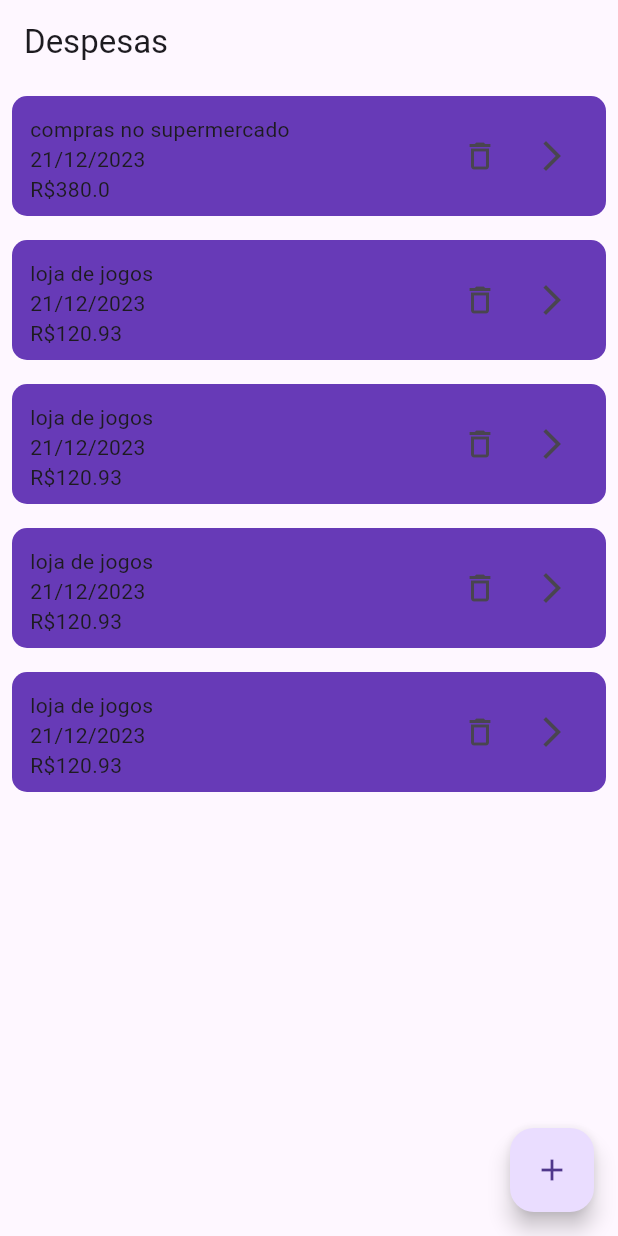
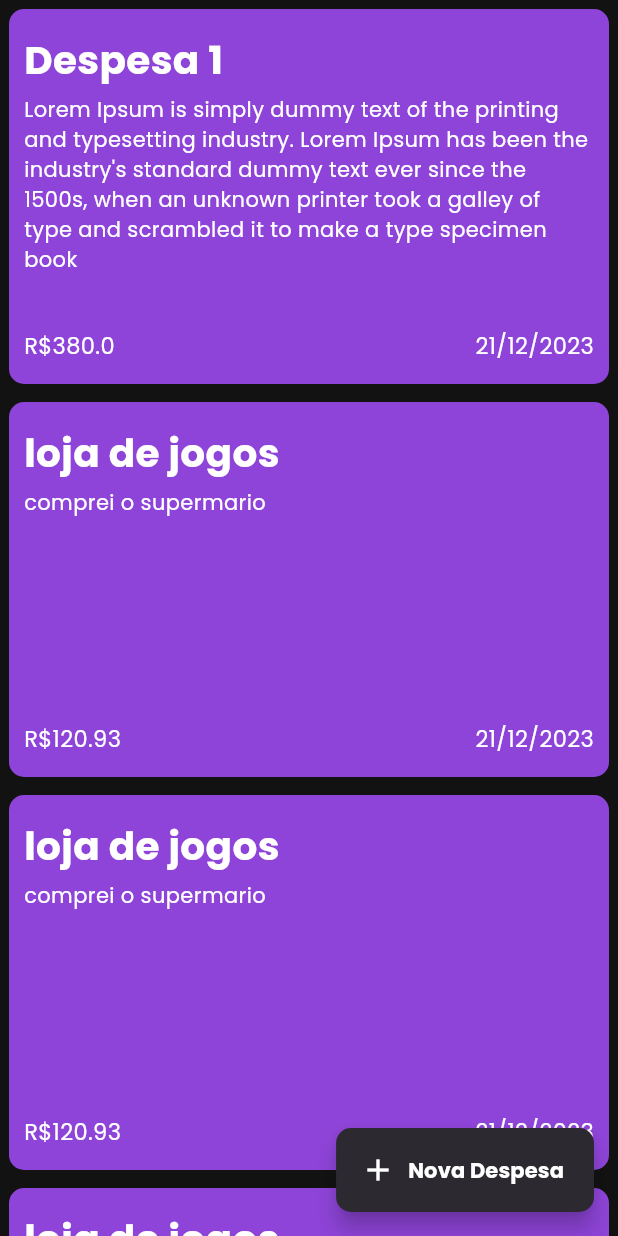
Before and after one commit to Luciano-Citroni/app-despesas, a Flutter app: the screen it shows after launch, on a phone screen of 412 x 824 dp. Run offline on Flutter 3.47's test engine with Material 3 defaults, Android fonts, the phone set to English and light mode, and no system bars; our stand-ins replace google_fonts.

Commit message:
home page criada

```diff
--- a/app/lib/main.dart
+++ b/app/lib/main.dart
@@ -1,5 +1,8 @@
 import 'package:app/src/pages/home/home_page.dart';
+import 'package:app/src/themes/dark_theme.dart';
+import 'package:app/src/themes/light_theme.dart';
 import 'package:flutter/material.dart';
+import 'package:google_fonts/google_fonts.dart';
 
 void main() {
   runApp(const App());
@@ -14,6 +17,13 @@ class App extends StatelessWidget {
       debugShowCheckedModeBanner: false,
       title: 'App para Despesas',
       home: HomePage(),
+      theme: ThemeData(
+        fontFamily: 'Poppins',
+        brightness: Brightness.dark,
+        colorScheme: const ColorScheme.dark(
+          primary: Color(0xFF8E44D8),
+        ),
+      ),
     );
   }
 }
--- a/app/lib/src/pages/home/home_page.dart
+++ b/app/lib/src/pages/home/home_page.dart
@@ -9,8 +9,9 @@ class HomePage extends StatelessWidget {
   final List<Expenses> dados = [
     Expenses(
       id: "d1b94bb5-9e53-497b-aaf1-6d4fec60f712",
-      name: "compras no supermercado",
-      description: "fui comprar 2 leites e 1 nescal",
+      name: "Despesa 1",
+      description:
+          "Lorem Ipsum is simply dummy text of the printing and typesetting industry. Lorem Ipsum has been the industry's standard dummy text ever since the 1500s, when an unknown printer took a galley of type and scrambled it to make a type specimen book",
       price: 380,
       fkUser: "dd954051-692e-440d-98bd-d2a395cc6fb1",
       payday: DateTime.now(),
@@ -62,24 +63,35 @@ class HomePage extends StatelessWidget {
   @override
   Widget build(BuildContext context) {
     return Scaffold(
-      appBar: AppBar(
-        title: const Text('Despesas'),
-      ),
       body: ListView.builder(
         itemCount: dados.length,
         itemBuilder: (context, index) {
           return Padding(
-            padding: const EdgeInsets.all(8.0),
+            padding: const EdgeInsets.all(6),
             child: CardHome(
               expenses: dados[index],
             ),
           );
         },
       ),
-      floatingActionButton: FloatingActionButton(
+      floatingActionButton: FloatingActionButton.extended(
         onPressed: () {},
-        child: const Icon(
+        label: const Text(
+          'Nova Despesa',
+          style: TextStyle(
+            fontWeight: FontWeight.bold,
+            color: Colors.white,
+          ),
+        ),
+        icon: const Icon(
           Icons.add,
+          color: Colors.white,
+        ),
+        backgroundColor: const Color(0xFF2D2931),
+        shape: const RoundedRectangleBorder(
+          borderRadius: BorderRadius.all(
+            Radius.circular(10),
+          ),
         ),
       ),
     );
--- a/app/lib/src/pages/home/widgets/card_widget.dart
+++ b/app/lib/src/pages/home/widgets/card_widget.dart
@@ -10,41 +10,57 @@ class CardHome extends StatelessWidget {
   @override
   Widget build(BuildContext context) {
     return Container(
-      height: 80,
-      decoration: const BoxDecoration(
-        borderRadius: BorderRadius.all(Radius.circular(10)),
-        color: Colors.deepPurple,
+      height: 250,
+      decoration: BoxDecoration(
+        borderRadius: const BorderRadius.all(Radius.circular(10)),
+        color: Theme.of(context).colorScheme.primary,
       ),
       alignment: Alignment.centerLeft,
+      child: InkWell(
+        onTap: () {
+          print(expenses.id);
+        },
         child: Padding(
-        padding: EdgeInsets.all(12),
-        child: Row(
-          children: [
-            Expanded(
+          padding: EdgeInsets.symmetric(horizontal: 10, vertical: 15),
           child: Column(
             crossAxisAlignment: CrossAxisAlignment.start,
             children: [
-                  Text(expenses.name),
-                  Text(DateFormat('dd/MM/yyyy').format(expenses.payday)),
-                  Text("R\$${expenses.price}")
-                ],
+              Text(
+                expenses.name,
+                style: const TextStyle(
+                  fontSize: 26,
+                  fontWeight: FontWeight.bold,
+                ),
+              ),
+              const SizedBox(
+                height: 5,
+              ),
+              Expanded(
+                child: Text(
+                  expenses.description,
                 ),
               ),
               Row(
+                mainAxisAlignment: MainAxisAlignment.spaceBetween,
                 children: [
-                IconButton(
-                  onPressed: () {},
-                  icon: const Icon(Icons.delete_outline),
+                  Text(
+                    "R\$${expenses.price}",
+                    style: const TextStyle(
+                      fontSize: 15,
                     ),
-                IconButton(
-                  onPressed: () {},
-                  icon: const Icon(Icons.arrow_forward_ios),
-                )
+                  ),
+                  Text(
+                    DateFormat('dd/MM/yyyy').format(expenses.payday),
+                    style: const TextStyle(
+                      fontSize: 15,
+                    ),
+                  ),
                 ],
               )
             ],
           ),
         ),
+      ),
     );
   }
 }
--- /dev/null
+++ b/app/lib/src/themes/dark_theme.dart
@@ -0,0 +1,8 @@
+import 'package:flutter/material.dart';
+
+ThemeData darkTheme = ThemeData(
+  brightness: Brightness.dark,
+  colorScheme: const ColorScheme.dark(
+    primary: Color(0xFF8E44D8),
+  ),
+);
--- /dev/null
+++ b/app/lib/src/themes/light_theme.dart
@@ -0,0 +1,6 @@
+import 'package:flutter/material.dart';
+import 'package:google_fonts/google_fonts.dart';
+
+ThemeData lightTheme = ThemeData(
+  brightness: Brightness.light,
+);
```
Also changed, not shown: app/pubspec.yaml (+10 -10 lines), app/fonts/Poppins-Bold.ttf (added), app/fonts/Poppins-Regular.ttf (added), app/pubspec.lock, 1 other file. Lines whose indentation alone changed are shown as unchanged.
